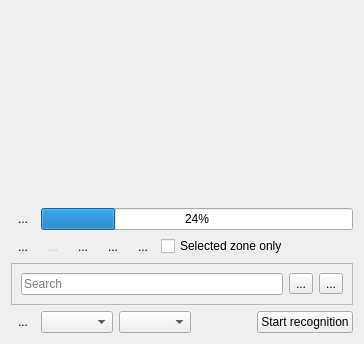
Above: src/ui/textbasededit_ui.ui from KDE/kdenlive before the change. Below: the same form after it.
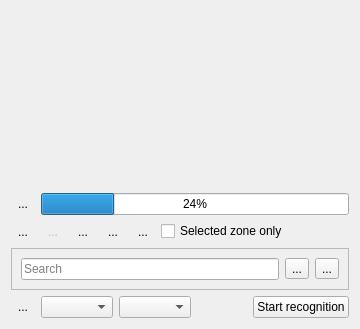
That is the form after the change. Icons and pictures are not drawn. Custom widgets are drawn as their Qt base class.

Commit message: Fix Text based edit widget width incorrectly using all space on long clip name

```diff
--- a/src/ui/textbasededit_ui.ui
+++ b/src/ui/textbasededit_ui.ui
@@ -10,16 +10,10 @@
    <rect>
     <x>0</x>
     <y>0</y>
-    <width>364</width>
-    <height>344</height>
+    <width>360</width>
+    <height>329</height>
    </rect>
   </property>
-  <property name="sizePolicy">
-   <sizepolicy hsizetype="MinimumExpanding" vsizetype="Preferred">
-    <horstretch>0</horstretch>
-    <verstretch>0</verstretch>
-   </sizepolicy>
-  </property>
   <layout class="QGridLayout" name="gridLayout_2">
    <item row="0" column="0">
     <widget class="KSqueezedTextLabel" name="clipNameLabel"/>
```
